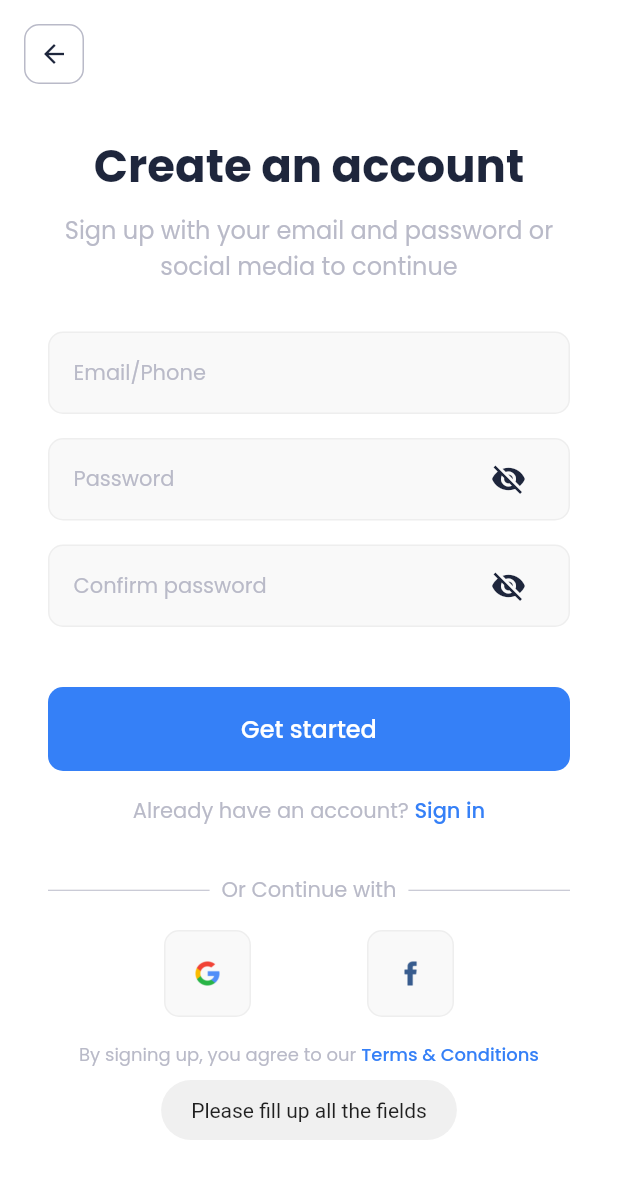
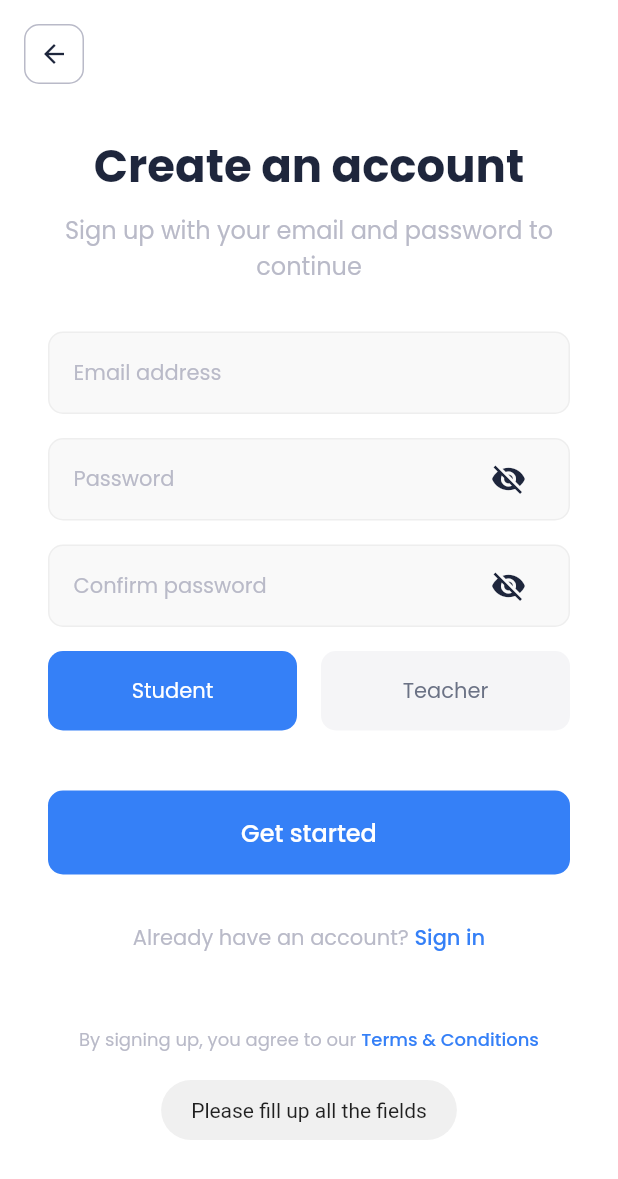
Before and after one commit to Rifat15913/exammer, a Flutter app: the RegistrationPage screen opened directly, after a tap on "Get started", on a phone screen of 412 x 824 dp. Shown: the top 1179 px of the screen. Run offline on Flutter 3.47's test engine with Material 2 defaults, Android fonts, the phone set to English and light mode, and no system bars; our stand-ins replace charts_flutter, dio, firebase_auth, firebase_core, firebase_crashlytics, firebase_database and 10 more; accounts and stored records are empty.

Commit message:
implement splash and authentication

```diff
--- a/lib/constants.dart
+++ b/lib/constants.dart
@@ -250,6 +250,10 @@ const String responseOfJsonType = "application/json";
 const int minimumPasswordLength = 8;
 const int minimumVerificationCodeLength = 4;
 const String prefixAuthToken = "Bearer ";
+const String authErrorTypeWeakPassword = "weak-password";
+const String authErrorTypeDuplicateEmail = "email-already-in-use";
+const int userTypeStudent = 1;
+const int userTypeTeacher = 2;
 
 // Backend
 const String baseDevelopmentUrl = "http://staging.exammer.top";
@@ -284,6 +288,8 @@ const String keyTrainingCategory = "training_category";
 const String keyTimeLength = "time_length";
 const String keyProfession = "profession";
 const String keyVerificationCode = "verification_code";
+const String keyUserType = "user_type";
+const String keyUserPreferences = "user_preferences";
 
 // Regular Expression
 const String regularExpressionEmail =
--- a/lib/essential/translations.dart
+++ b/lib/essential/translations.dart
@@ -27,26 +27,30 @@ class Messages extends Translations {
           "invalid_phone": "Invalid phone number found",
           "fill_up_all_fields": "Please fill up all the fields",
           "fill_up_the_field": "Please fill up the field",
+          "valid_email_required": "Please enter a valid email address",
           "valid_email_phone_required": "Please enter a valid email/phone",
           "passwords_do_not_match": "Passwords do not match",
           "code_length_required":
               "Verification code should contain $minimumVerificationCodeLength characters",
           "minimum_password_length_required":
               "Password should contain at least $minimumPasswordLength characters",
+          "weak_password": "The password provided is too weak.",
+          "duplicate_email": "The account already exists for that email.",
           "splash_title": "Exammer",
           "registration_title": "Create an account",
           "registration_subtitle":
-              "Sign up with your email and password or social media to continue",
+              "Sign up with your email and password to continue",
           "registration_get_started": "Get started",
           "registration_already_have_account": "Already have an account? ",
           "registration_or_continue_with": "Or Continue with",
           "registration_you_agree_to_our_policy":
               "By signing up, you agree to our ",
           "registration_error": "Failed to register",
-          "login_title_part_1": "Welcome, ",
-          "login_title_part_2": "Tekkans!",
-          "login_subtitle":
-              "Sign in with your email and password or social media to continue",
+          "registration_verification":
+              "Please check your email to verify your account",
+          "registration_successful": "Registration successful",
+          "login_title_part_1": "Welcome",
+          "login_subtitle": "Sign in with your email and password to continue",
           "login_do_not_have_account": "Don't have an account? ",
           "login_register": "Register",
           "login_you_agree_to_our_policy": "By signing in, you agree to our ",
@@ -73,6 +77,8 @@ class Messages extends Translations {
           "competition": "Competition",
           "courses": "Courses",
           "jobs": "Jobs",
+          "teacher": "Teacher",
+          "student": "Student",
         },
       };
 }
--- a/lib/ui/auth/registration/registration.dart
+++ b/lib/ui/auth/registration/registration.dart
@@ -68,31 +68,9 @@ class RegistrationPage extends StatelessWidget {
                               maxLines: 3,
                             ),
                           ),
-/*                          Padding(
-                            padding: const EdgeInsets.symmetric(
-                              horizontal: 32.0,
-                              vertical: 8.0,
-                            ),
-                            child: CircleAvatar(
-                              radius: 38,
-                              backgroundColor: colorPrimary,
-                              child: CircleAvatar(
-                                backgroundColor: Colors.white,
-                                radius: 35,
-                                backgroundImage: AssetImage(
-                                  'images/ic_user_avatar.png',
-                                ),
-                              ),
-                            ),
-                          ),*/
-/*                          buildTextFormField(
-                            controller: registrationController.nameController,
-                            hint: 'name'.tr,
-                            inputType: TextInputType.text,
-                          ),*/
                           buildTextFormField(
-                            controller: viewController.emailPhoneController,
-                            hint: 'email_phone'.tr,
+                            controller: viewController.emailAddressController,
+                            hint: 'email_address'.tr,
                             inputType: TextInputType.emailAddress,
                           ),
                           buildPasswordField(
@@ -106,6 +84,7 @@ class RegistrationPage extends StatelessWidget {
                             hint: 'confirm_password'.tr,
                             inputType: TextInputType.visiblePassword,
                           ),
+                          buildUserTypeSelectionSegment(),
                           SizedBox(
                             height: 16.0,
                           ),
@@ -115,6 +94,9 @@ class RegistrationPage extends StatelessWidget {
                             },
                             backgroundColor: colorPrimary,
                             title: 'registration_get_started'.tr,
+                          ),
+                          SizedBox(
+                            height: 16.0,
                           ),
                           RichText(
                             text: TextSpan(
@@ -141,62 +123,8 @@ class RegistrationPage extends StatelessWidget {
                             padding: const EdgeInsets.only(
                               left: 32.0,
                               right: 32.0,
-                              bottom: 16.0,
-                              top: 32.0,
-                            ),
-                            child: Row(
-                              children: [
-                                Expanded(
-                                  child: Divider(
-                                    color: colorTextSecondary,
-                                  ),
-                                ),
-                                Padding(
-                                  padding: const EdgeInsets.symmetric(
-                                    horizontal: 8.0,
-                                  ),
-                                  child: Text(
-                                    'registration_or_continue_with'.tr,
-                                    style: textStyleCaption1.copyWith(
-                                      fontSize: 14.0,
-                                    ),
-                                    textAlign: TextAlign.center,
-                                    overflow: TextOverflow.ellipsis,
-                                    maxLines: 1,
-                                  ),
-                                ),
-                                Expanded(
-                                  child: Divider(
-                                    color: colorTextSecondary,
-                                  ),
-                                ),
-                              ],
-                            ),
-                          ),
-                          Padding(
-                            padding: const EdgeInsets.only(
-                              left: 32.0,
-                              right: 32.0,
-                            ),
-                            child: Row(
-                              mainAxisSize: MainAxisSize.max,
-                              mainAxisAlignment: MainAxisAlignment.spaceEvenly,
-                              children: [
-                                buildSocialLoginItem(
-                                  imagePath: 'images/ic_google.png',
-                                ),
-                                buildSocialLoginItem(
-                                  imagePath: 'images/ic_facebook.png',
-                                ),
-                              ],
-                            ),
-                          ),
-                          Padding(
-                            padding: const EdgeInsets.only(
-                              left: 32.0,
-                              right: 32.0,
                               bottom: 32.0,
-                              top: 16.0,
+                              top: 48.0,
                             ),
                             child: RichText(
                               text: TextSpan(
@@ -219,6 +147,78 @@ class RegistrationPage extends StatelessWidget {
                     ),
                   );
           },
+        ),
+      ),
+    );
+  }
+
+  GetBuilder<RegistrationController> buildUserTypeSelectionSegment() {
+    return GetBuilder<RegistrationController>(
+      id: "user_type",
+      init: RegistrationController(),
+      builder: (RegistrationController viewController) {
+        return Padding(
+          padding: const EdgeInsets.symmetric(horizontal: 32.0, vertical: 8.0),
+          child: Row(
+            mainAxisAlignment: MainAxisAlignment.center,
+            children: [
+              buildUserTypeItem(
+                () {
+                  if (viewController.selectedType != userTypeStudent) {
+                    viewController.toggleType(userTypeStudent);
+                  }
+                },
+                viewController.selectedType == userTypeStudent,
+                'student'.tr,
+              ),
+              SizedBox(width: 16.0),
+              buildUserTypeItem(
+                () {
+                  if (viewController.selectedType != userTypeTeacher) {
+                    viewController.toggleType(userTypeTeacher);
+                  }
+                },
+                viewController.selectedType == userTypeTeacher,
+                'teacher'.tr,
+              ),
+            ],
+          ),
+        );
+      },
+    );
+  }
+
+  Expanded buildUserTypeItem(
+    GestureTapCallback onTap,
+    bool selectingCondition,
+    String title,
+  ) {
+    return Expanded(
+      child: GestureDetector(
+        onTap: onTap,
+        child: Container(
+          child: Center(
+            child: Text(
+              title,
+              style: textStyleSectionSubtitle.copyWith(
+                color: selectingCondition ? Colors.white : colorTextTertiary,
+                fontWeight: FontWeight.w400,
+                fontSize: 14.0,
+              ),
+              textAlign: TextAlign.start,
+              overflow: TextOverflow.ellipsis,
+              maxLines: 1,
+            ),
+          ),
+          decoration: BoxDecoration(
+            borderRadius: BorderRadius.circular(10.0),
+            color: selectingCondition
+                ? colorAccent
+                : colorTextSecondary.withOpacity(0.15),
+          ),
+          padding: const EdgeInsets.symmetric(
+            vertical: 16.0,
+          ),
         ),
       ),
     );
--- a/lib/ui/auth/registration/registration_controller.dart
+++ b/lib/ui/auth/registration/registration_controller.dart
@@ -1,19 +1,20 @@
-import 'package:exammer/base/exception/app_exception.dart';
 import 'package:exammer/constants.dart';
-import 'package:exammer/data/remote/repository/remote_repository.dart';
-import 'package:exammer/ui/auth/verify/verify.dart';
 import 'package:exammer/util/helper/keyboard.dart';
 import 'package:exammer/util/helper/text.dart';
 import 'package:exammer/util/lib/toast.dart';
+import 'package:firebase_auth/firebase_auth.dart';
+import 'package:firebase_database/firebase_database.dart';
+import 'package:flutter/foundation.dart';
 import 'package:flutter/material.dart';
 import 'package:get/get.dart';
 
 class RegistrationController extends GetxController {
-  late TextEditingController nameController;
-  late TextEditingController emailPhoneController;
+  late TextEditingController emailAddressController;
   late TextEditingController passwordController;
   late TextEditingController confirmPasswordController;
+  late DatabaseReference _userPreferencesRef;
 
+  late int selectedType;
   late bool isPasswordVisible, isConfirmPasswordVisible, isLoading;
 
   @override
@@ -21,10 +22,23 @@ class RegistrationController extends GetxController {
     isPasswordVisible = false;
     isConfirmPasswordVisible = false;
 
-    emailPhoneController = TextEditingController();
+    emailAddressController = TextEditingController();
     passwordController = TextEditingController();
-    nameController = TextEditingController();
     confirmPasswordController = TextEditingController();
+    selectedType = userTypeStudent;
+
+    if (kDebugMode) {
+      emailAddressController.text = "mohd.asfaqeazam@gmail.com";
+      passwordController.text = "Storm159";
+      confirmPasswordController.text = "Storm159";
+    }
+
+    FirebaseDatabase.instance.setPersistenceEnabled(true);
+
+    _userPreferencesRef =
+        FirebaseDatabase.instance.reference().child(keyUserPreferences);
+
+    _userPreferencesRef.keepSynced(true);
 
     isLoading = false;
     super.onInit();
@@ -32,10 +46,9 @@ class RegistrationController extends GetxController {
 
   @override
   void dispose() {
-    nameController.dispose();
     passwordController.dispose();
     confirmPasswordController.dispose();
-    emailPhoneController.dispose();
+    emailAddressController.dispose();
 
     super.dispose();
   }
@@ -50,23 +63,25 @@ class RegistrationController extends GetxController {
     update(["text_form_field_confirm_password"]);
   }
 
+  void toggleType(int type) {
+    selectedType = type;
+    update(["user_type"]);
+  }
+
   bool _validateData() {
     if (Get.context != null) {
       KeyboardUtil.hideKeyboard(Get.context!);
     }
 
-    if (!TextUtil.isNotEmpty(emailPhoneController.text) ||
+    if (!TextUtil.isNotEmpty(emailAddressController.text) ||
         !TextUtil.isNotEmpty(passwordController.text) ||
         !TextUtil.isNotEmpty(confirmPasswordController.text)) {
       ToastUtil.show('fill_up_all_fields'.tr);
       return false;
     } else if (!(RegExp(regularExpressionEmail).hasMatch(
-          emailPhoneController.text.trim(),
-        ) ||
-        RegExp(regularExpressionPhone).hasMatch(
-          emailPhoneController.text.trim(),
-        ))) {
-      ToastUtil.show('valid_email_phone_required'.tr);
+      emailAddressController.text.trim(),
+    ))) {
+      ToastUtil.show('valid_email_required'.tr);
       return false;
     } else if (passwordController.text.trim() !=
         confirmPasswordController.text.trim()) {
@@ -86,33 +101,50 @@ class RegistrationController extends GetxController {
       update(["body"]);
 
       try {
-        final response = await RemoteRepository.on().register(
-          emailPhone: emailPhoneController.text.trim(),
+        UserCredential userCredential =
+            await FirebaseAuth.instance.createUserWithEmailAndPassword(
+          email: emailAddressController.text.trim(),
           password: passwordController.text.trim(),
         );
 
-        if (response.isSuccessful) {
-          emailPhoneController.clear();
-          passwordController.clear();
+        if (userCredential.user != null) {
+          final user = userCredential.user;
 
-          Get.to(
-            () => VerificationPage(
-              emailPhone: emailPhoneController.text.trim(),
-            ),
+          await _userPreferencesRef.child(user!.uid).set(
+            <String, int>{
+              keyUserType: selectedType,
+            },
           );
+
+          if (!(user.emailVerified)) {
+            await user.sendEmailVerification();
+            ToastUtil.show('registration_verification'.tr);
+          } else {
+            ToastUtil.show('registration_successful'.tr);
+          }
+
+          isLoading = false;
+          update(["body"]);
+          Get.back();
         } else {
-          if (TextUtil.isNotEmpty(response.message)) {
-            ToastUtil.show(response.message);
-          } else {
-            ToastUtil.show('registration_error'.tr);
-          }
+          isLoading = false;
+          update(["body"]);
+          ToastUtil.show('registration_error'.tr);
+        }
+      } on FirebaseAuthException catch (e) {
+        if (e.code == authErrorTypeWeakPassword) {
+          ToastUtil.show('weak_password'.tr);
+        } else if (e.code == authErrorTypeDuplicateEmail) {
+          ToastUtil.show('duplicate_email'.tr);
         }
 
         isLoading = false;
         update(["body"]);
       } catch (e) {
-        if (e is AppException) {
-          ToastUtil.show(e.toString());
+        print(e);
+
+        if (TextUtil.isNotEmpty(e.toString())) {
+          ToastUtil.show(e.toString().trim());
         } else {
           ToastUtil.show('registration_error'.tr);
         }
--- a/lib/ui/auth/splash/splash.dart
+++ b/lib/ui/auth/splash/splash.dart
@@ -36,6 +36,12 @@ class SplashScreen extends StatelessWidget {
       mainAxisAlignment: MainAxisAlignment.center,
       crossAxisAlignment: CrossAxisAlignment.stretch,
       children: [
+        Image.asset(
+          "images/ic_uap_logo.png",
+          height: 100.0,
+          fit: BoxFit.contain,
+        ),
+        SizedBox(height: 24.0),
         Text(
           'splash_title'.tr,
           style: TextStyle(
--- a/pubspec.yaml
+++ b/pubspec.yaml
@@ -39,9 +39,11 @@ dependencies:
   url_launcher: ^6.0.2
 
   # Firebase
-  firebase_core: "^1.0.1"
+  firebase_core: "^1.2.0"
+  firebase_auth: "^1.2.0"
   firebase_crashlytics: "^1.0.0"
-  firebase_messaging: "^9.0.0"
+  firebase_database: "^7.0.0"
+  firebase_messaging: "^10.0.0"
 
 dev_dependencies:
   build_runner: ^1.0.0
```
Also changed, not shown: lib/ui/auth/login/login.dart (+7 -17 lines), lib/ui/auth/login/login_controller.dart (+43 -41 lines), images/ic_uap_logo.png (added), pubspec.lock.
